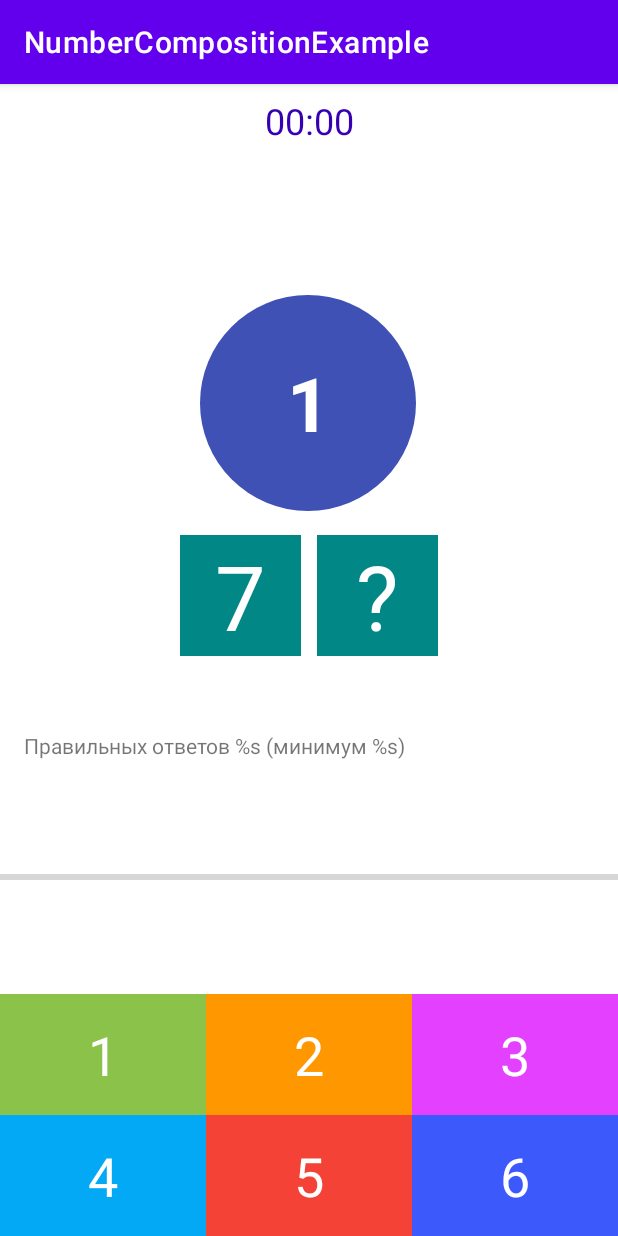
After one commit to Camarederic/NumberCompositionExample, an Android app: the fragment GameFragment shown on its own in the app's theme, on a phone screen of 412 x 824 dp. The commit adds this screen. Run offline under Robolectric (Android 15) with nearby library versions, the phone set to English and light mode, and no system bars.

Commit message:
Realization of the presentation layer and ViewBinding

```diff
--- a/app/build.gradle
+++ b/app/build.gradle
@@ -29,6 +29,10 @@ android {
     kotlinOptions {
         jvmTarget = '1.8'
     }
+
+    buildFeatures{
+        viewBinding = true
+    }
 }
 
 dependencies {
@@ -37,6 +41,7 @@ dependencies {
     implementation 'androidx.appcompat:appcompat:1.4.2'
     implementation 'com.google.android.material:material:1.6.1'
     implementation 'androidx.constraintlayout:constraintlayout:2.1.4'
+    implementation 'androidx.legacy:legacy-support-v4:1.0.0'
     testImplementation 'junit:junit:4.+'
     androidTestImplementation 'androidx.test.ext:junit:1.1.3'
     androidTestImplementation 'androidx.test.espresso:espresso-core:3.4.0'
--- a/app/src/main/AndroidManifest.xml
+++ b/app/src/main/AndroidManifest.xml
@@ -10,6 +10,9 @@
         android:supportsRtl="true"
         android:theme="@style/Theme.NumberCompositionExample">
         <activity
+            android:name=".presentation.WelcomeFragment"
+            android:exported="false" />
+        <activity
             android:name=".presentation.MainActivity"
             android:exported="true">
             <intent-filter>
--- a/app/src/main/java/com/example/numbercompositionexample/domain/usecases/GetGameSettingsUseCase.kt
+++ b/app/src/main/java/com/example/numbercompositionexample/domain/usecases/GetGameSettingsUseCase.kt
@@ -9,6 +9,6 @@ class GetGameSettingsUseCase(private val repository: GameRepository) {
 
     // 14) Создаем метод
     operator fun invoke(level: Level): GameSettings{
-        return repository.getGameSettings()
+        return repository.getGameSettings(level)
     }
 }
--- /dev/null
+++ b/app/src/main/java/com/example/numbercompositionexample/presentation/GameFragment.kt
@@ -0,0 +1,41 @@
+package com.example.numbercompositionexample.presentation
+
+import android.os.Bundle
+import androidx.fragment.app.Fragment
+import android.view.LayoutInflater
+import android.view.View
+import android.view.ViewGroup
+import com.example.numbercompositionexample.R
+import com.example.numbercompositionexample.databinding.FragmentGameBinding
+import java.lang.RuntimeException
+
+// 21) Создаем фрагмент
+class GameFragment : Fragment() {
+
+    // 35) Создаем binding
+    private var _binding: FragmentGameBinding? = null
+    private val binding: FragmentGameBinding
+        get() = _binding ?: throw RuntimeException("FragmentGameBinding == null")
+
+    override fun onCreateView(
+        inflater: LayoutInflater, container: ViewGroup?,
+        savedInstanceState: Bundle?,
+    ): View {
+        _binding = FragmentGameBinding.inflate(inflater,container,false)
+        return binding.root
+    }
+
+    // 36) Переопределяем метод
+    override fun onViewCreated(view: View, savedInstanceState: Bundle?) {
+        super.onViewCreated(view, savedInstanceState)
+
+    }
+
+    // 37) Переопределяем метод
+    override fun onDestroy() {
+        super.onDestroy()
+        _binding = null
+    }
+
+
+}
--- /dev/null
+++ b/app/src/main/res/drawable/circle_background.xml
@@ -0,0 +1,6 @@
+<?xml version="1.0" encoding="utf-8"?>
+<shape xmlns:android="http://schemas.android.com/apk/res/android"
+    android:shape="oval">
+    <solid android:color="@color/blue"/>
+
+</shape>
--- /dev/null
+++ b/app/src/main/res/layout/fragment_game.xml
@@ -0,0 +1,189 @@
+<?xml version="1.0" encoding="utf-8"?>
+<androidx.constraintlayout.widget.ConstraintLayout xmlns:android="http://schemas.android.com/apk/res/android"
+    xmlns:app="http://schemas.android.com/apk/res-auto"
+    xmlns:tools="http://schemas.android.com/tools"
+    android:layout_width="match_parent"
+    android:layout_height="match_parent"
+    tools:context=".presentation.GameFragment">
+
+    <TextView
+        android:id="@+id/textViewTimer"
+        android:layout_width="wrap_content"
+        android:layout_height="wrap_content"
+        android:layout_margin="8dp"
+        android:text="00:00"
+        android:textColor="@color/purple_700"
+        android:textSize="24sp"
+        app:layout_constraintLeft_toLeftOf="parent"
+        app:layout_constraintRight_toRightOf="parent"
+        app:layout_constraintTop_toTopOf="parent" />
+
+    <TextView
+        android:id="@+id/textViewSum"
+        android:layout_width="144dp"
+        android:layout_height="144dp"
+        android:layout_marginTop="100dp"
+        android:background="@drawable/circle_background"
+        android:gravity="center"
+        android:text="1"
+        android:textColor="@color/white"
+        android:textSize="50sp"
+        android:textStyle="bold"
+        app:layout_constraintHorizontal_bias="0.498"
+        app:layout_constraintLeft_toLeftOf="parent"
+        app:layout_constraintRight_toRightOf="parent"
+        app:layout_constraintTop_toBottomOf="@+id/textViewTimer" />
+
+    <TextView
+        android:id="@+id/textViewLeftNumber"
+        android:layout_width="0dp"
+        android:layout_height="wrap_content"
+        android:layout_marginStart="120dp"
+        android:layout_marginTop="16dp"
+        android:background="@color/teal_700"
+        android:gravity="center"
+        android:text="7"
+        android:textColor="@color/white"
+        android:textSize="60sp"
+        app:layout_constraintDimensionRatio="2:2"
+        app:layout_constraintStart_toStartOf="parent"
+        app:layout_constraintTop_toBottomOf="@+id/textViewSum" />
+
+    <TextView
+        android:id="@+id/textViewQuestion"
+        android:layout_width="0dp"
+        android:layout_height="wrap_content"
+        android:layout_marginEnd="120dp"
+        android:background="@color/teal_700"
+        android:gravity="center"
+        android:text="\?"
+        android:textColor="@color/white"
+        android:textSize="60sp"
+        app:layout_constraintBottom_toBottomOf="@+id/textViewLeftNumber"
+        app:layout_constraintDimensionRatio="2:2"
+        app:layout_constraintEnd_toEndOf="parent"
+        app:layout_constraintTop_toTopOf="@+id/textViewLeftNumber"
+        app:layout_constraintVertical_bias="0.0" />
+
+    <TextView
+        android:id="@+id/textViewAnswersProgress"
+        android:layout_width="match_parent"
+        android:layout_height="wrap_content"
+        android:layout_marginStart="16dp"
+        android:layout_marginTop="50dp"
+        android:layout_marginEnd="16dp"
+        android:text="Правильных ответов %s (минимум %s)"
+        app:layout_constraintEnd_toEndOf="parent"
+        app:layout_constraintStart_toStartOf="parent"
+        app:layout_constraintTop_toBottomOf="@+id/textViewQuestion" />
+
+    <TextView
+        android:id="@+id/textViewOption1"
+        android:layout_width="0dp"
+        android:layout_height="wrap_content"
+        android:background="#8BC34A"
+        android:gravity="center"
+        android:padding="16dp"
+        android:text="1"
+        android:textColor="@color/white"
+        android:textSize="36sp"
+        app:layout_constraintBottom_toTopOf="@+id/textViewOption4"
+        app:layout_constraintEnd_toStartOf="@+id/textViewOption2"
+        app:layout_constraintHorizontal_bias="0.5"
+        app:layout_constraintStart_toStartOf="parent"
+        tools:ignore="TextContrastCheck" />
+
+    <TextView
+        android:id="@+id/textViewOption2"
+        android:layout_width="0dp"
+        android:layout_height="wrap_content"
+        android:background="#FF9800"
+        android:gravity="center"
+        android:padding="16dp"
+        android:text="2"
+        android:textColor="@color/white"
+        android:textSize="36sp"
+        app:layout_constraintBottom_toTopOf="@+id/textViewOption5"
+        app:layout_constraintEnd_toStartOf="@+id/textViewOption3"
+        app:layout_constraintHorizontal_bias="0.5"
+        app:layout_constraintStart_toEndOf="@+id/textViewOption1"
+        tools:ignore="TextContrastCheck" />
+
+    <TextView
+        android:id="@+id/textViewOption3"
+        android:layout_width="0dp"
+        android:layout_height="wrap_content"
+        android:background="#E341FF"
+        android:text="3"
+        android:textSize="36sp"
+        android:gravity="center"
+        android:padding="16dp"
+        android:textColor="@color/white"
+        app:layout_constraintBottom_toTopOf="@+id/textViewOption6"
+        app:layout_constraintEnd_toEndOf="parent"
+        app:layout_constraintHorizontal_bias="0.5"
+        app:layout_constraintStart_toEndOf="@+id/textViewOption2" />
+
+    <TextView
+        android:id="@+id/textViewOption4"
+        android:layout_width="0dp"
+        android:layout_height="wrap_content"
+        android:background="#03A9F4"
+        android:gravity="center"
+        android:padding="16dp"
+        android:text="4"
+        android:textColor="@color/white"
+        android:textSize="36sp"
+        app:layout_constraintBottom_toBottomOf="parent"
+        app:layout_constraintEnd_toStartOf="@+id/textViewOption5"
+        app:layout_constraintHorizontal_bias="0.5"
+        app:layout_constraintStart_toStartOf="parent"
+        tools:ignore="TextContrastCheck" />
+
+
+    <TextView
+        android:id="@+id/textViewOption5"
+        android:layout_width="0dp"
+        android:layout_height="wrap_content"
+        android:background="#F44336"
+        android:text="5"
+        android:padding="16dp"
+        android:textSize="36sp"
+        android:gravity="center"
+        android:textColor="@color/white"
+        app:layout_constraintBottom_toBottomOf="parent"
+        app:layout_constraintEnd_toStartOf="@+id/textViewOption6"
+        app:layout_constraintHorizontal_bias="0.5"
+        app:layout_constraintStart_toEndOf="@+id/textViewOption4" />
+
+
+
+    <TextView
+        android:id="@+id/textViewOption6"
+        android:layout_width="0dp"
+        android:layout_height="wrap_content"
+        android:background="#3C5AFB"
+        android:text="6"
+        android:textSize="36sp"
+        android:gravity="center"
+        android:padding="16dp"
+        android:textColor="@color/white"
+        app:layout_constraintBottom_toBottomOf="parent"
+        app:layout_constraintEnd_toEndOf="parent"
+        app:layout_constraintHorizontal_bias="0.5"
+        app:layout_constraintStart_toEndOf="@+id/textViewOption5" />
+
+    <ProgressBar
+        android:id="@+id/progressBar"
+        style="?android:attr/progressBarStyleHorizontal"
+        android:layout_width="0dp"
+        android:layout_height="wrap_content"
+        android:max="100"
+        android:secondaryProgressTint="@android:color/background_dark"
+        app:layout_constraintBottom_toTopOf="@+id/textViewOption2"
+        app:layout_constraintEnd_toEndOf="parent"
+        app:layout_constraintStart_toStartOf="parent"
+        app:layout_constraintTop_toBottomOf="@+id/textViewAnswersProgress" />
+
+
+</androidx.constraintlayout.widget.ConstraintLayout>
--- a/app/src/main/res/values/colors.xml
+++ b/app/src/main/res/values/colors.xml
@@ -7,4 +7,5 @@
     <color name="teal_700">#FF018786</color>
     <color name="black">#FF000000</color>
     <color name="white">#FFFFFFFF</color>
+    <color name="blue">#3F51B5</color>
 </resources>
```
Also changed, not shown: app/src/main/java/com/example/numbercompositionexample/presentation/ChooseLevelFragment.kt (added, +53 -0 lines), app/src/main/java/com/example/numbercompositionexample/presentation/GameFinishedFragment.kt (added, +44 -0 lines), app/src/main/java/com/example/numbercompositionexample/presentation/WelcomeFragment.kt (added, +45 -0 lines), app/src/main/res/layout/activity_main.xml (+4 -10 lines), app/src/main/res/layout/fragment_choose_level.xml (added, +55 -0 lines), app/src/main/res/layout/fragment_game_finished.xml (added, +85 -0 lines), app/src/main/res/layout/fragment_welcome.xml (added, +65 -0 lines), app/src/main/res/values/strings.xml (+10 -0 lines), app/src/main/res/drawable/brain.jpg (added), app/src/main/res/drawable/smile.webp (added).
